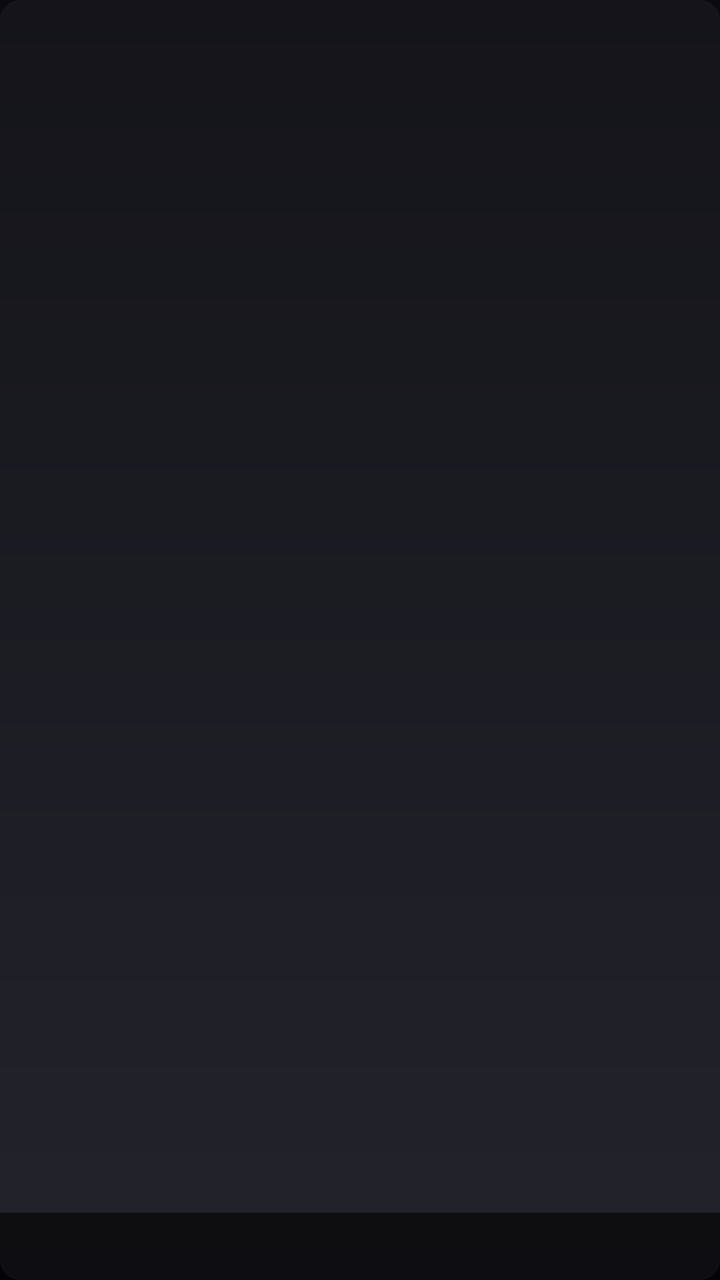
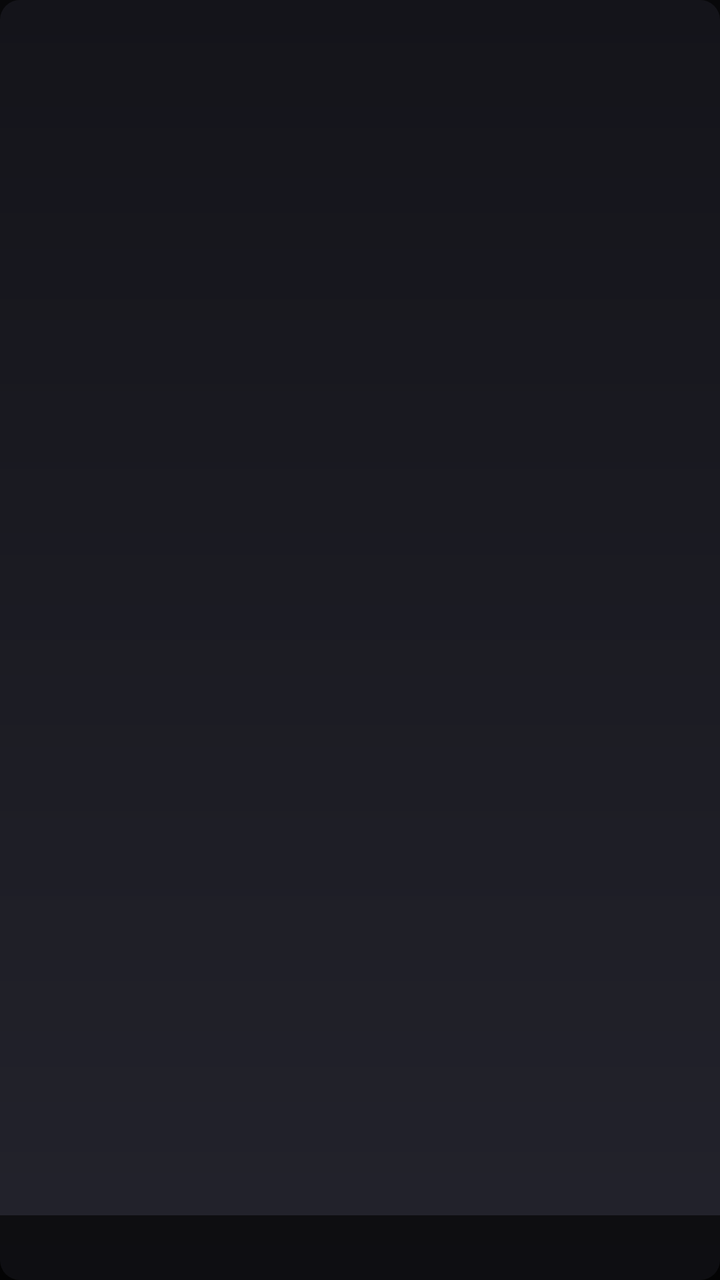

The first picture is an Android layout as it rendered before a commit; the second is the same layout after the commit. The layout source and the unified diff follow.
<!-- AndroidManifest.xml: application theme Theme.Megaflix -->
<!-- res/layout/item_poster.xml -->
<FrameLayout xmlns:android="http://schemas.android.com/apk/res/android"
    android:id="@+id/card"
    android:layout_width="150dp"
    android:layout_height="225dp"
    android:layout_margin="10dp"
    android:background="@drawable/poster_placeholder"
    android:foreground="@drawable/card_focus"
    android:focusable="true"
    android:focusableInTouchMode="false"
    android:clipChildren="false">

    <ImageView
        android:id="@+id/poster"
        android:layout_width="match_parent"
        android:layout_height="match_parent"
        android:scaleType="centerCrop"
        android:contentDescription="@null" />

    <TextView
        android:id="@+id/title"
        android:layout_width="match_parent"
        android:layout_height="wrap_content"
        android:layout_gravity="bottom"
        android:padding="8dp"
        android:maxLines="2"
        android:ellipsize="end"
        android:textColor="@color/mf_text"
        android:textSize="13sp"
        android:background="#99000000" />
</FrameLayout>
<!-- resources referenced by this layout -->
<resources>
  <color name="mf_text">#F5F5F7</color>
  <!-- drawable card_focus (drawable) -->
  <selector xmlns:android="http://schemas.android.com/apk/res/android">
      <item android:state_focused="true">
          <shape android:shape="rectangle">
              <corners android:radius="10dp" />
              <stroke android:width="3dp" android:color="@color/mf_focus" />
          </shape>
      </item>
      <item android:drawable="@android:color/transparent" />
  </selector>
  <!-- drawable poster_placeholder (drawable) -->
  <shape xmlns:android="http://schemas.android.com/apk/res/android" android:shape="rectangle">
      <corners android:radius="10dp" />
      <gradient android:angle="90" android:startColor="#23232C" android:endColor="#14141A" />
  </shape>
  <style name="Theme.Megaflix" parent="Theme.Material3.Dark.NoActionBar">
          <item name="android:windowBackground">@color/mf_bg</item>
          <item name="android:colorBackground">@color/mf_bg</item>
          <item name="colorPrimary">@color/mf_accent</item>
      </style>
  <color name="mf_focus">#FFFFFF</color>
  <color name="mf_bg">#0B0B0F</color>
  <color name="mf_accent">#E50914</color>
</resources>

<!-- the commit's change to res/layout/item_poster.xml (unified diff, before → after) -->
@@ -1,10 +1,12 @@
 <FrameLayout xmlns:android="http://schemas.android.com/apk/res/android"
     android:id="@+id/card"
-    android:layout_width="150dp"
-    android:layout_height="225dp"
-    android:layout_margin="10dp"
+    android:layout_width="132dp"
+    android:layout_height="198dp"
+    android:layout_marginEnd="14dp"
+    android:layout_marginTop="6dp"
+    android:layout_marginBottom="6dp"
     android:background="@drawable/poster_placeholder"
-    android:foreground="@drawable/card_focus"
+    android:foreground="@drawable/focus_ring"
     android:focusable="true"
     android:focusableInTouchMode="false"
     android:clipChildren="false">
@@ -25,6 +27,6 @@
         android:maxLines="2"
         android:ellipsize="end"
         android:textColor="@color/mf_text"
-        android:textSize="13sp"
+        android:textSize="12sp"
         android:background="#99000000" />
 </FrameLayout>
<!-- resource entries referenced after the edit -->
@@ -1,12 +1,12 @@
 <!-- resources referenced by this layout -->
 <resources>
-  <color name="mf_text">#F5F5F7</color>
-  <!-- drawable card_focus (drawable) -->
+  <color name="mf_text">#F2F2F5</color>
+  <!-- drawable focus_ring (drawable) -->
   <selector xmlns:android="http://schemas.android.com/apk/res/android">
       <item android:state_focused="true">
           <shape android:shape="rectangle">
               <corners android:radius="10dp" />
-              <stroke android:width="3dp" android:color="@color/mf_focus" />
+              <stroke android:width="3dp" android:color="#FFFFFF" />
           </shape>
       </item>
       <item android:drawable="@android:color/transparent" />
@@ -21,8 +21,7 @@
           <item name="android:colorBackground">@color/mf_bg</item>
           <item name="colorPrimary">@color/mf_accent</item>
       </style>
-  <color name="mf_focus">#FFFFFF</color>
-  <color name="mf_bg">#0B0B0F</color>
+  <color name="mf_bg">#08080A</color>
   <color name="mf_accent">#E50914</color>
 </resources>
 
